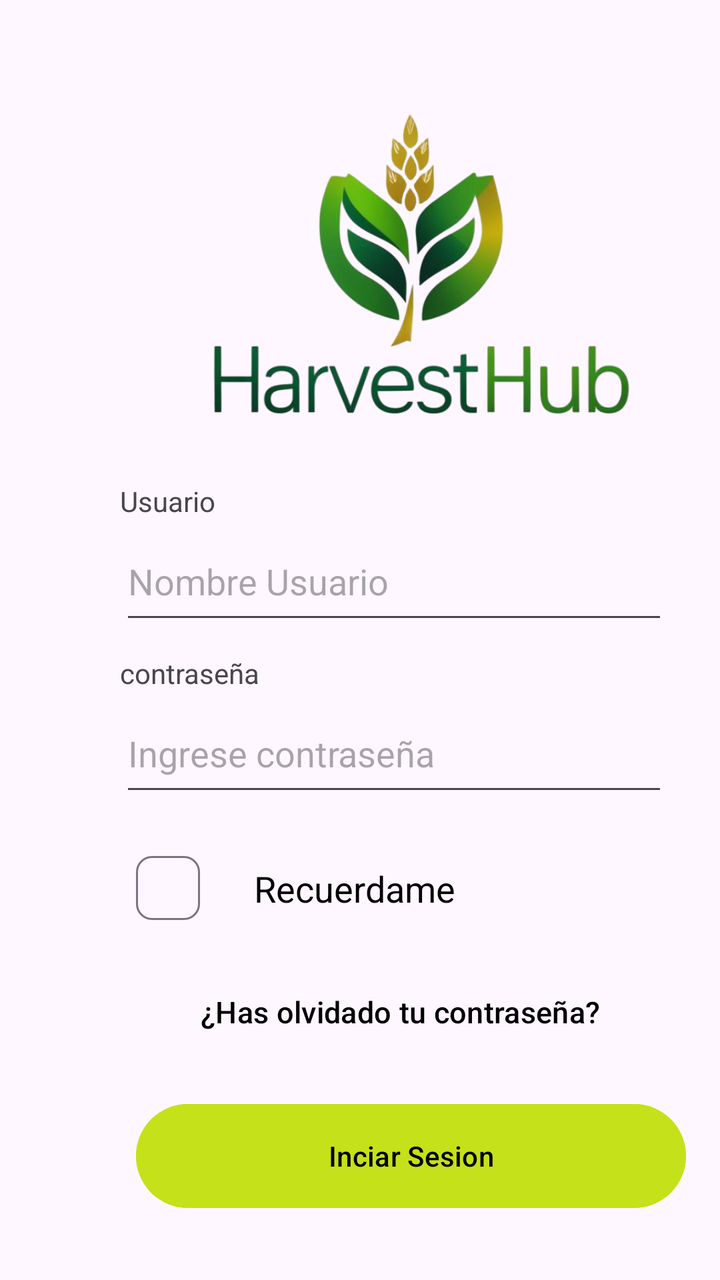
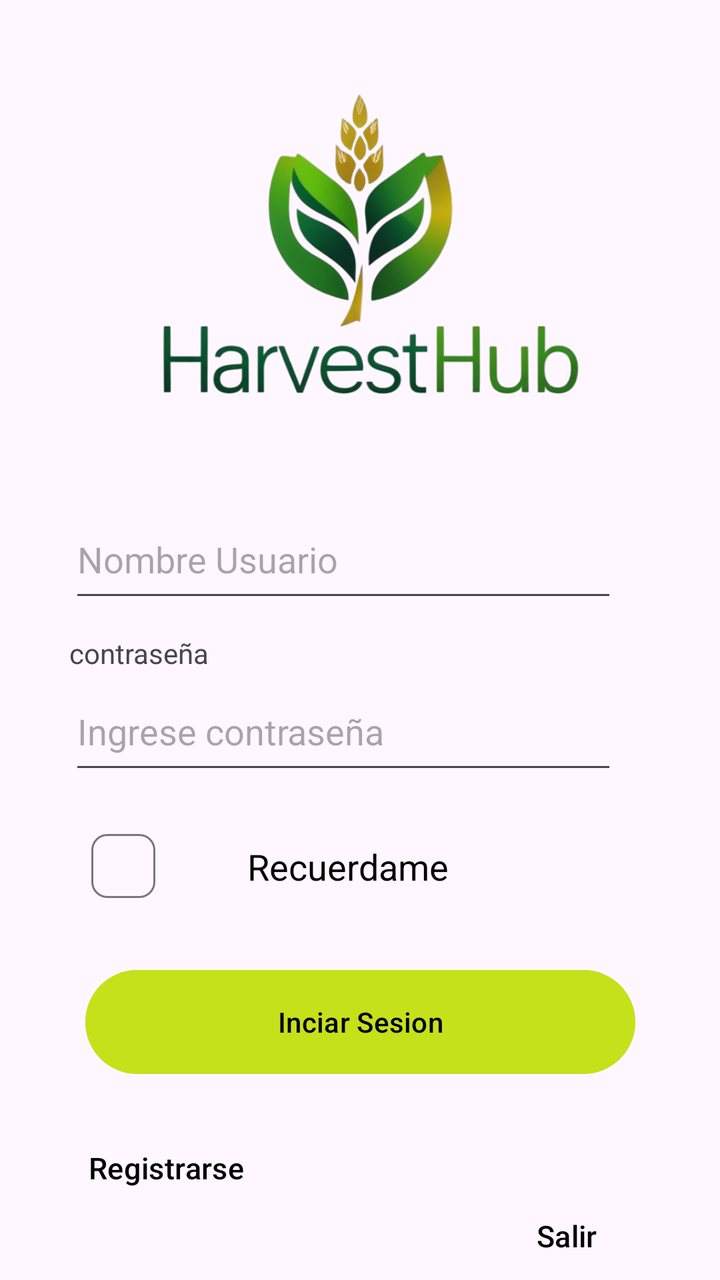

Before-and-after screenshots of an Android layout around one commit, followed by the original layout XML and the change that was made.
<!-- AndroidManifest.xml: application theme Theme.ProyectoDAMII -->
<!-- res/layout/activity_login.xml -->
<?xml version="1.0" encoding="utf-8"?>
<androidx.constraintlayout.widget.ConstraintLayout xmlns:android="http://schemas.android.com/apk/res/android"
    xmlns:app="http://schemas.android.com/apk/res-auto"
    xmlns:tools="http://schemas.android.com/tools"
    android:id="@+id/login"
    android:layout_width="match_parent"
    android:layout_height="match_parent">


    <ImageView
        android:id="@+id/imageView2"
        android:layout_width="220dp"
        android:layout_height="156dp"
        android:layout_marginStart="100dp"
        android:layout_marginTop="55dp"
        app:layout_constraintStart_toStartOf="parent"
        app:layout_constraintTop_toTopOf="parent"
        app:srcCompat="@drawable/harvesthub_logov2" />

    <EditText
        android:id="@+id/editNombre_usuario"
        android:layout_width="274dp"
        android:layout_height="56dp"
        android:layout_marginStart="60dp"
        android:layout_marginTop="50dp"
        android:ems="10"
        android:inputType="text"
        android:hint="Nombre Usuario"
        app:layout_constraintStart_toStartOf="parent"
        app:layout_constraintTop_toBottomOf="@+id/imageView2" />

    <EditText
        android:id="@+id/editPassword"
        android:layout_width="274dp"
        android:layout_height="56dp"
        android:layout_marginStart="60dp"
        android:layout_marginTop="30dp"
        android:ems="10"
        android:inputType="textPassword"
        android:hint="Ingrese contraseña"
        app:layout_constraintStart_toStartOf="parent"
        app:layout_constraintTop_toBottomOf="@+id/editNombre_usuario" />

    <TextView
        android:id="@+id/txtvUsuario"
        android:layout_width="wrap_content"
        android:layout_height="wrap_content"
        android:layout_marginStart="60dp"
        android:layout_marginBottom="1dp"
        android:text="Usuario"
        app:layout_constraintBottom_toTopOf="@+id/editNombre_usuario"
        app:layout_constraintStart_toStartOf="parent" />

    <TextView
        android:id="@+id/txtvPassword"
        android:layout_width="wrap_content"
        android:layout_height="wrap_content"
        android:layout_marginStart="60dp"
        android:layout_marginBottom="1dp"
        android:text="contraseña"
        app:layout_constraintBottom_toTopOf="@+id/editPassword"
        app:layout_constraintStart_toStartOf="parent" />

    <Button
        android:id="@+id/btnRecuperarPass"
        android:layout_width="264dp"
        android:layout_height="56dp"
        android:layout_marginStart="68dp"
        android:layout_marginTop="75dp"
        android:background="@android:color/transparent"
        android:text="¿Has olvidado tu contraseña?"
        android:textColor="@color/black"
        android:textSize="15dp"
        app:layout_constraintStart_toStartOf="parent"
        app:layout_constraintTop_toBottomOf="@+id/editPassword" />

    <Button
        android:id="@+id/btnlogin"
        android:layout_width="275dp"
        android:layout_height="60dp"
        android:layout_marginStart="68dp"
        android:layout_marginTop="14dp"
        android:backgroundTint="@color/verde_claro"
        android:text="Inciar Sesion"
        android:textColor="@color/black"
        app:layout_constraintStart_toStartOf="parent"
        app:layout_constraintTop_toBottomOf="@+id/btnRecuperarPass" />

    <com.google.android.material.chip.Chip
        android:id="@+id/chip"
        android:layout_width="wrap_content"
        android:layout_height="wrap_content"
        android:layout_marginStart="60dp"
        android:layout_marginTop="17dp"
        app:layout_constraintStart_toStartOf="parent"
        app:layout_constraintTop_toBottomOf="@+id/editPassword" />

    <TextView
        android:id="@+id/txtvRecordarme"
        android:layout_width="wrap_content"
        android:layout_height="wrap_content"
        android:layout_marginStart="19dp"
        android:layout_marginTop="29dp"
        android:text="Recuerdame"
        android:textColor="@color/black"
        android:textSize="18dp"
        app:layout_constraintStart_toEndOf="@+id/chip"
        app:layout_constraintTop_toBottomOf="@+id/editPassword" />

    <Button
        android:id="@+id/btnRegistrar"
        android:layout_width="164dp"
        android:layout_height="56dp"
        android:layout_marginStart="45dp"
        android:layout_marginTop="25dp"
        android:background="@android:color/transparent"
        android:text="Registrarse"
        android:textColor="@color/black"
        android:textSize="15dp"
        app:layout_constraintStart_toStartOf="parent"
        app:layout_constraintTop_toBottomOf="@+id/btnlogin" />

    <Button
        android:id="@+id/btnSalie"
        android:layout_width="81dp"
        android:layout_height="56dp"
        android:layout_marginStart="53dp"
        android:layout_marginTop="24dp"
        android:background="@android:color/transparent"
        android:text="Salir"
        android:textColor="@color/black"
        android:textSize="15dp"
        app:layout_constraintStart_toEndOf="@+id/btnRegistrar"
        app:layout_constraintTop_toBottomOf="@+id/btnlogin" />

</androidx.constraintlayout.widget.ConstraintLayout>
<!-- resources referenced by this layout -->
<resources>
  <color name="black">#FF000000</color>
  <color name="verde_claro">#C5E11A</color>
  <!-- drawable harvesthub_logov2: png bitmap (drawable-v24, 153157 bytes) -->
  <style name="Theme.ProyectoDAMII" parent="Base.Theme.ProyectoDAMII" />
  <style name="Base.Theme.ProyectoDAMII" parent="Theme.Material3.DayNight.NoActionBar">
          
          
      </style>
</resources>

<!-- the commit's change to res/layout/activity_login.xml (unified diff, before → after) -->
@@ -12,7 +12,9 @@
         android:layout_width="220dp"
         android:layout_height="156dp"
         android:layout_marginStart="100dp"
-        android:layout_marginTop="55dp"
+        android:layout_marginTop="45dp"
+        android:layout_marginEnd="91dp"
+        app:layout_constraintEnd_toEndOf="parent"
         app:layout_constraintStart_toStartOf="parent"
         app:layout_constraintTop_toTopOf="parent"
         app:srcCompat="@drawable/harvesthub_logov2" />
@@ -23,9 +25,13 @@
         android:layout_height="56dp"
         android:layout_marginStart="60dp"
         android:layout_marginTop="50dp"
+        android:layout_marginEnd="77dp"
+        android:layout_marginBottom="9dp"
         android:ems="10"
+        android:hint="Nombre Usuario"
         android:inputType="text"
-        android:hint="Nombre Usuario"
+        app:layout_constraintBottom_toTopOf="@+id/txtvPassword"
+        app:layout_constraintEnd_toEndOf="parent"
         app:layout_constraintStart_toStartOf="parent"
         app:layout_constraintTop_toBottomOf="@+id/imageView2" />
 
@@ -35,9 +41,13 @@
         android:layout_height="56dp"
         android:layout_marginStart="60dp"
         android:layout_marginTop="30dp"
+        android:layout_marginEnd="77dp"
+        android:layout_marginBottom="17dp"
         android:ems="10"
+        android:hint="Ingrese contraseña"
         android:inputType="textPassword"
-        android:hint="Ingrese contraseña"
+        app:layout_constraintBottom_toTopOf="@+id/chip"
+        app:layout_constraintEnd_toEndOf="parent"
         app:layout_constraintStart_toStartOf="parent"
         app:layout_constraintTop_toBottomOf="@+id/editNombre_usuario" />
 
@@ -46,20 +56,28 @@
         android:layout_width="wrap_content"
         android:layout_height="wrap_content"
         android:layout_marginStart="60dp"
+        android:layout_marginTop="2dp"
+        android:layout_marginEnd="303dp"
         android:layout_marginBottom="1dp"
         android:text="Usuario"
         app:layout_constraintBottom_toTopOf="@+id/editNombre_usuario"
-        app:layout_constraintStart_toStartOf="parent" />
+        app:layout_constraintEnd_toEndOf="parent"
+        app:layout_constraintStart_toStartOf="parent"
+        app:layout_constraintTop_toBottomOf="@+id/imageView2" />
 
     <TextView
         android:id="@+id/txtvPassword"
         android:layout_width="wrap_content"
         android:layout_height="wrap_content"
         android:layout_marginStart="60dp"
+        android:layout_marginTop="2dp"
+        android:layout_marginEnd="281dp"
         android:layout_marginBottom="1dp"
         android:text="contraseña"
         app:layout_constraintBottom_toTopOf="@+id/editPassword"
-        app:layout_constraintStart_toStartOf="parent" />
+        app:layout_constraintEnd_toEndOf="parent"
+        app:layout_constraintStart_toStartOf="parent"
+        app:layout_constraintTop_toBottomOf="@+id/editNombre_usuario" />
 
     <Button
         android:id="@+id/btnRecuperarPass"
@@ -67,10 +85,12 @@
         android:layout_height="56dp"
         android:layout_marginStart="68dp"
         android:layout_marginTop="75dp"
+        android:layout_marginEnd="79dp"
         android:background="@android:color/transparent"
         android:text="¿Has olvidado tu contraseña?"
         android:textColor="@color/black"
         android:textSize="15dp"
+        app:layout_constraintEnd_toEndOf="parent"
         app:layout_constraintStart_toStartOf="parent"
         app:layout_constraintTop_toBottomOf="@+id/editPassword" />
 
@@ -80,9 +100,13 @@
         android:layout_height="60dp"
         android:layout_marginStart="68dp"
         android:layout_marginTop="14dp"
+        android:layout_marginEnd="68dp"
+        android:layout_marginBottom="24dp"
         android:backgroundTint="@color/verde_claro"
         android:text="Inciar Sesion"
         android:textColor="@color/black"
+        app:layout_constraintBottom_toTopOf="@+id/btnSalie"
+        app:layout_constraintEnd_toEndOf="parent"
         app:layout_constraintStart_toStartOf="parent"
         app:layout_constraintTop_toBottomOf="@+id/btnRecuperarPass" />
 
@@ -90,8 +114,10 @@
         android:id="@+id/chip"
         android:layout_width="wrap_content"
         android:layout_height="wrap_content"
-        android:layout_marginStart="60dp"
+        android:layout_marginStart="85dp"
         android:layout_marginTop="17dp"
+        android:layout_marginEnd="19dp"
+        app:layout_constraintEnd_toStartOf="@+id/txtvRecordarme"
         app:layout_constraintStart_toStartOf="parent"
         app:layout_constraintTop_toBottomOf="@+id/editPassword" />
 
@@ -101,9 +127,11 @@
         android:layout_height="wrap_content"
         android:layout_marginStart="19dp"
         android:layout_marginTop="29dp"
+        android:layout_marginEnd="183dp"
         android:text="Recuerdame"
         android:textColor="@color/black"
         android:textSize="18dp"
+        app:layout_constraintEnd_toEndOf="parent"
         app:layout_constraintStart_toEndOf="@+id/chip"
         app:layout_constraintTop_toBottomOf="@+id/editPassword" />
 
@@ -113,10 +141,14 @@
         android:layout_height="56dp"
         android:layout_marginStart="45dp"
         android:layout_marginTop="25dp"
+        android:layout_marginEnd="53dp"
+        android:layout_marginBottom="38dp"
         android:background="@android:color/transparent"
         android:text="Registrarse"
         android:textColor="@color/black"
         android:textSize="15dp"
+        app:layout_constraintBottom_toBottomOf="parent"
+        app:layout_constraintEnd_toStartOf="@+id/btnSalie"
         app:layout_constraintStart_toStartOf="parent"
         app:layout_constraintTop_toBottomOf="@+id/btnlogin" />
 
@@ -124,12 +156,16 @@
         android:id="@+id/btnSalie"
         android:layout_width="81dp"
         android:layout_height="56dp"
-        android:layout_marginStart="53dp"
-        android:layout_marginTop="24dp"
+        android:layout_marginStart="25dp"
+        android:layout_marginTop="25dp"
+        android:layout_marginEnd="80dp"
+        android:layout_marginBottom="50dp"
         android:background="@android:color/transparent"
         android:text="Salir"
         android:textColor="@color/black"
         android:textSize="15dp"
+        app:layout_constraintBottom_toBottomOf="parent"
+        app:layout_constraintEnd_toEndOf="parent"
         app:layout_constraintStart_toEndOf="@+id/btnRegistrar"
         app:layout_constraintTop_toBottomOf="@+id/btnlogin" />
 
